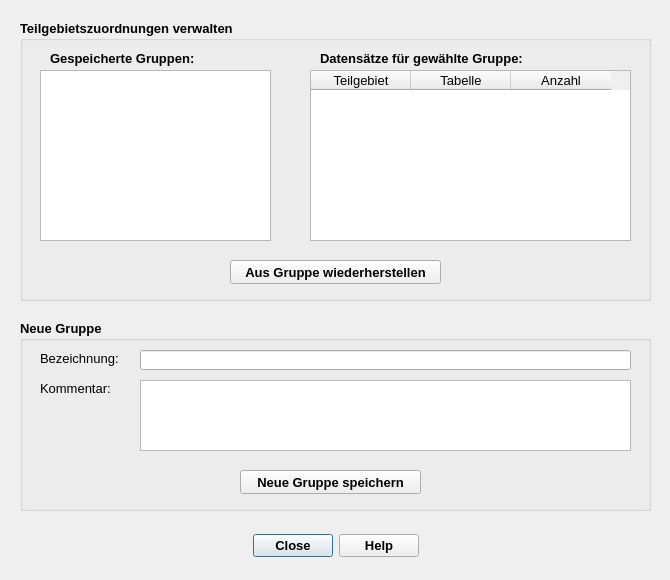
Above: qkan/linkflaechen/res/application_managegroups.ui from SonkeHoffmann/QKan-1 before the change. Below: the same form after it.
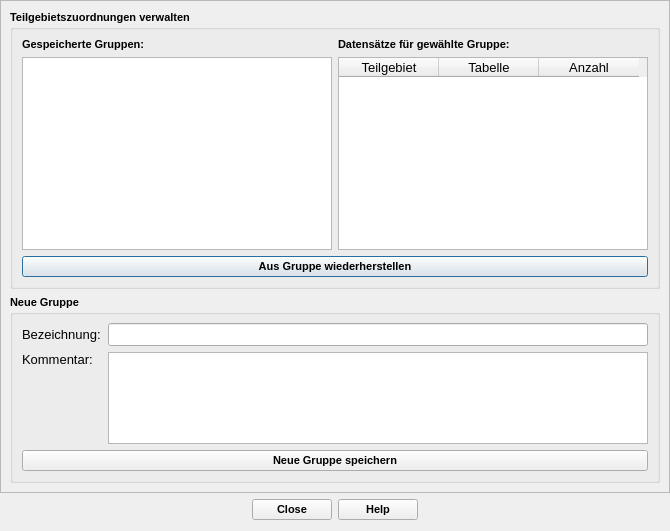
That is the form after the change. Icons and pictures are not drawn.

The edit to the form file:
```diff
--- a/qkan/linkflaechen/res/application_managegroups.ui
+++ b/qkan/linkflaechen/res/application_managegroups.ui
@@ -7,15 +7,9 @@
     <x>0</x>
     <y>0</y>
     <width>670</width>
-    <height>580</height>
+    <height>531</height>
    </rect>
   </property>
-  <property name="minimumSize">
-   <size>
-    <width>670</width>
-    <height>580</height>
-   </size>
-  </property>
   <property name="font">
    <font>
     <family>Tahoma</family>
@@ -24,53 +18,37 @@
   <property name="windowTitle">
    <string>Teilgebietszuordnungen als Gruppe verwalten</string>
   </property>
-  <property name="windowIcon">
-   <iconset>
-    <normaloff>../../QKan.png</normaloff>../../QKan.png</iconset>
-  </property>
-  <widget class="QDialogButtonBox" name="button_box">
+  <layout class="QVBoxLayout" name="verticalLayout">
+   <property name="leftMargin">
+    <number>0</number>
+   </property>
+   <property name="topMargin">
+    <number>0</number>
+   </property>
+   <property name="rightMargin">
+    <number>0</number>
+   </property>
+   <item>
+    <widget class="QScrollArea" name="scrollArea">
+     <property name="widgetResizable">
+      <bool>true</bool>
+     </property>
+     <widget class="QWidget" name="scrollAreaWidgetContents">
    <property name="geometry">
     <rect>
-     <x>20</x>
-     <y>530</y>
-     <width>631</width>
-     <height>31</height>
-    </rect>
-   </property>
-   <property name="font">
-    <font>
-     <family>Tahoma</family>
-     <pointsize>10</pointsize>
-     <weight>75</weight>
-     <bold>true</bold>
-    </font>
-   </property>
-   <property name="toolTip">
-    <string>&lt;html&gt;&lt;head/&gt;&lt;body&gt;&lt;p&gt;Datenimport starten ...&lt;/p&gt;&lt;/body&gt;&lt;/html&gt;</string>
-   </property>
-   <property name="orientation">
-    <enum>Qt::Horizontal</enum>
-   </property>
-   <property name="standardButtons">
-    <set>QDialogButtonBox::Close|QDialogButtonBox::Help</set>
-   </property>
-   <property name="centerButtons">
-    <bool>true</bool>
-   </property>
-  </widget>
+        <x>0</x>
+        <y>0</y>
+        <width>668</width>
+        <height>491</height>
+       </rect>
+      </property>
+      <layout class="QVBoxLayout" name="verticalLayout_4">
+       <item>
   <widget class="QGroupBox" name="groupBox_2">
-   <property name="geometry">
-    <rect>
-     <x>20</x>
-     <y>20</y>
-     <width>631</width>
-     <height>281</height>
-    </rect>
-   </property>
    <property name="font">
     <font>
      <family>Tahoma</family>
-     <pointsize>10</pointsize>
+           <pointsize>8</pointsize>
      <weight>75</weight>
      <bold>true</bold>
     </font>
@@ -78,15 +56,29 @@
    <property name="title">
     <string>Teilgebietszuordnungen verwalten</string>
    </property>
+         <layout class="QVBoxLayout" name="verticalLayout_2">
+          <item>
+           <layout class="QHBoxLayout" name="horizontalLayout">
+            <item>
+             <widget class="QLabel" name="label">
+              <property name="text">
+               <string>Gespeicherte Gruppen:</string>
+              </property>
+             </widget>
+            </item>
+            <item>
+             <widget class="QLabel" name="label_2">
+              <property name="text">
+               <string>Datensätze für gewählte Gruppe:</string>
+              </property>
+             </widget>
+            </item>
+           </layout>
+          </item>
+          <item>
+           <layout class="QHBoxLayout" name="horizontalLayout_2">
+            <item>
    <widget class="QListWidget" name="lw_gruppen">
-    <property name="geometry">
-     <rect>
-      <x>20</x>
-      <y>50</y>
-      <width>231</width>
-      <height>171</height>
-     </rect>
-    </property>
     <property name="font">
      <font>
       <family>Tahoma</family>
@@ -105,28 +97,9 @@
      <enum>QAbstractItemView::SingleSelection</enum>
     </property>
    </widget>
-   <widget class="QLabel" name="label">
-    <property name="geometry">
-     <rect>
-      <x>30</x>
-      <y>30</y>
-      <width>171</width>
-      <height>16</height>
-     </rect>
-    </property>
-    <property name="text">
-     <string>Gespeicherte Gruppen:</string>
-    </property>
-   </widget>
+            </item>
+            <item>
    <widget class="QTableWidget" name="tw_gruppenattr">
-    <property name="geometry">
-     <rect>
-      <x>290</x>
-      <y>50</y>
-      <width>321</width>
-      <height>171</height>
-     </rect>
-    </property>
     <property name="font">
      <font>
       <family>Tahoma</family>
@@ -160,32 +133,15 @@
      </property>
     </column>
    </widget>
-   <widget class="QLabel" name="label_2">
-    <property name="geometry">
-     <rect>
-      <x>300</x>
-      <y>30</y>
-      <width>321</width>
-      <height>16</height>
-     </rect>
-    </property>
-    <property name="text">
-     <string>Datensätze für gewählte Gruppe:</string>
-    </property>
-   </widget>
+            </item>
+           </layout>
+          </item>
+          <item>
    <widget class="QPushButton" name="pb_reloadgroup">
-    <property name="geometry">
-     <rect>
-      <x>210</x>
-      <y>240</y>
-      <width>211</width>
-      <height>24</height>
-     </rect>
-    </property>
     <property name="font">
      <font>
       <family>Tahoma</family>
-      <pointsize>10</pointsize>
+              <pointsize>8</pointsize>
       <weight>75</weight>
       <bold>true</bold>
      </font>
@@ -194,20 +150,22 @@
      <string>Aus Gruppe wiederherstellen</string>
     </property>
    </widget>
-  </widget>
+          </item>
+         </layout>
+        </widget>
+       </item>
+       <item>
   <widget class="QGroupBox" name="groupBox_4">
-   <property name="geometry">
-    <rect>
-     <x>20</x>
-     <y>320</y>
-     <width>631</width>
-     <height>191</height>
-    </rect>
+         <property name="maximumSize">
+          <size>
+           <width>16777215</width>
+           <height>188</height>
+          </size>
    </property>
    <property name="font">
     <font>
      <family>Tahoma</family>
-     <pointsize>10</pointsize>
+           <pointsize>8</pointsize>
      <weight>75</weight>
      <bold>true</bold>
     </font>
@@ -215,32 +173,22 @@
    <property name="title">
     <string>Neue Gruppe</string>
    </property>
-   <widget class="QLineEdit" name="tf_newgroup">
-    <property name="geometry">
-     <rect>
-      <x>120</x>
-      <y>30</y>
-      <width>491</width>
-      <height>20</height>
-     </rect>
-    </property>
-    <property name="font">
-     <font>
-      <family>Tahoma</family>
-      <pointsize>10</pointsize>
-      <weight>50</weight>
-      <bold>false</bold>
-     </font>
-    </property>
-   </widget>
+         <layout class="QVBoxLayout" name="verticalLayout_3">
+          <item>
+           <layout class="QHBoxLayout" name="horizontalLayout_3">
+            <item>
    <widget class="QLabel" name="label_4">
-    <property name="geometry">
-     <rect>
-      <x>20</x>
-      <y>30</y>
-      <width>81</width>
-      <height>16</height>
-     </rect>
+              <property name="minimumSize">
+               <size>
+                <width>80</width>
+                <height>0</height>
+               </size>
+              </property>
+              <property name="maximumSize">
+               <size>
+                <width>80</width>
+                <height>16777215</height>
+               </size>
     </property>
     <property name="font">
      <font>
@@ -254,14 +202,36 @@
      <string>Bezeichnung:</string>
     </property>
    </widget>
+            </item>
+            <item>
+             <widget class="QLineEdit" name="tf_newgroup">
+              <property name="font">
+               <font>
+                <family>Tahoma</family>
+                <pointsize>10</pointsize>
+                <weight>50</weight>
+                <bold>false</bold>
+               </font>
+              </property>
+             </widget>
+            </item>
+           </layout>
+          </item>
+          <item>
+           <layout class="QHBoxLayout" name="horizontalLayout_4" stretch="0,0">
+            <item>
    <widget class="QLabel" name="label_5">
-    <property name="geometry">
-     <rect>
-      <x>20</x>
-      <y>60</y>
-      <width>81</width>
-      <height>16</height>
-     </rect>
+              <property name="minimumSize">
+               <size>
+                <width>80</width>
+                <height>0</height>
+               </size>
+              </property>
+              <property name="maximumSize">
+               <size>
+                <width>80</width>
+                <height>16777215</height>
+               </size>
     </property>
     <property name="font">
      <font>
@@ -274,16 +244,13 @@
     <property name="text">
      <string>Kommentar:</string>
     </property>
-   </widget>
+              <property name="alignment">
+               <set>Qt::AlignLeading|Qt::AlignLeft|Qt::AlignTop</set>
+              </property>
+             </widget>
+            </item>
+            <item>
    <widget class="QTextEdit" name="tf_kommentar">
-    <property name="geometry">
-     <rect>
-      <x>120</x>
-      <y>60</y>
-      <width>491</width>
-      <height>71</height>
-     </rect>
-    </property>
     <property name="font">
      <font>
       <family>Tahoma</family>
@@ -293,19 +260,15 @@
      </font>
     </property>
    </widget>
+            </item>
+           </layout>
+          </item>
+          <item>
    <widget class="QPushButton" name="pb_storegroup">
-    <property name="geometry">
-     <rect>
-      <x>220</x>
-      <y>150</y>
-      <width>181</width>
-      <height>24</height>
-     </rect>
-    </property>
     <property name="font">
      <font>
       <family>Tahoma</family>
-      <pointsize>10</pointsize>
+              <pointsize>8</pointsize>
       <weight>75</weight>
       <bold>true</bold>
      </font>
@@ -314,7 +277,39 @@
      <string>Neue Gruppe speichern</string>
     </property>
    </widget>
-  </widget>
+          </item>
+         </layout>
+        </widget>
+       </item>
+      </layout>
+     </widget>
+    </widget>
+   </item>
+   <item>
+    <widget class="QDialogButtonBox" name="button_box">
+     <property name="font">
+      <font>
+       <family>Tahoma</family>
+       <pointsize>8</pointsize>
+       <weight>75</weight>
+       <bold>true</bold>
+      </font>
+     </property>
+     <property name="toolTip">
+      <string>&lt;html&gt;&lt;head/&gt;&lt;body&gt;&lt;p&gt;Datenimport starten ...&lt;/p&gt;&lt;/body&gt;&lt;/html&gt;</string>
+     </property>
+     <property name="orientation">
+      <enum>Qt::Horizontal</enum>
+     </property>
+     <property name="standardButtons">
+      <set>QDialogButtonBox::Close|QDialogButtonBox::Help</set>
+     </property>
+     <property name="centerButtons">
+      <bool>true</bool>
+     </property>
+    </widget>
+   </item>
+  </layout>
  </widget>
  <resources/>
  <connections>
```
Lines whose indentation alone changed are shown as unchanged.
